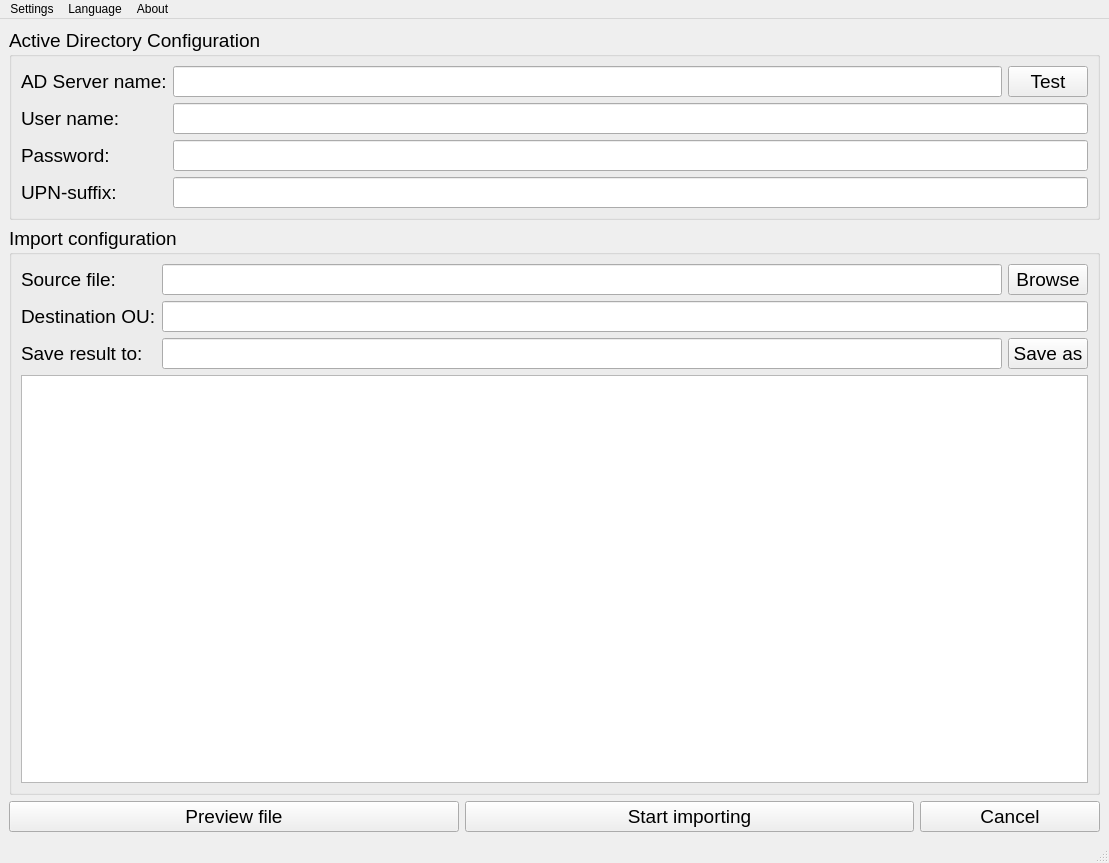
This is mainwindow.ui in Menkar85/AD-importer as Qt 5 draws it before an edit. The edited form follows.
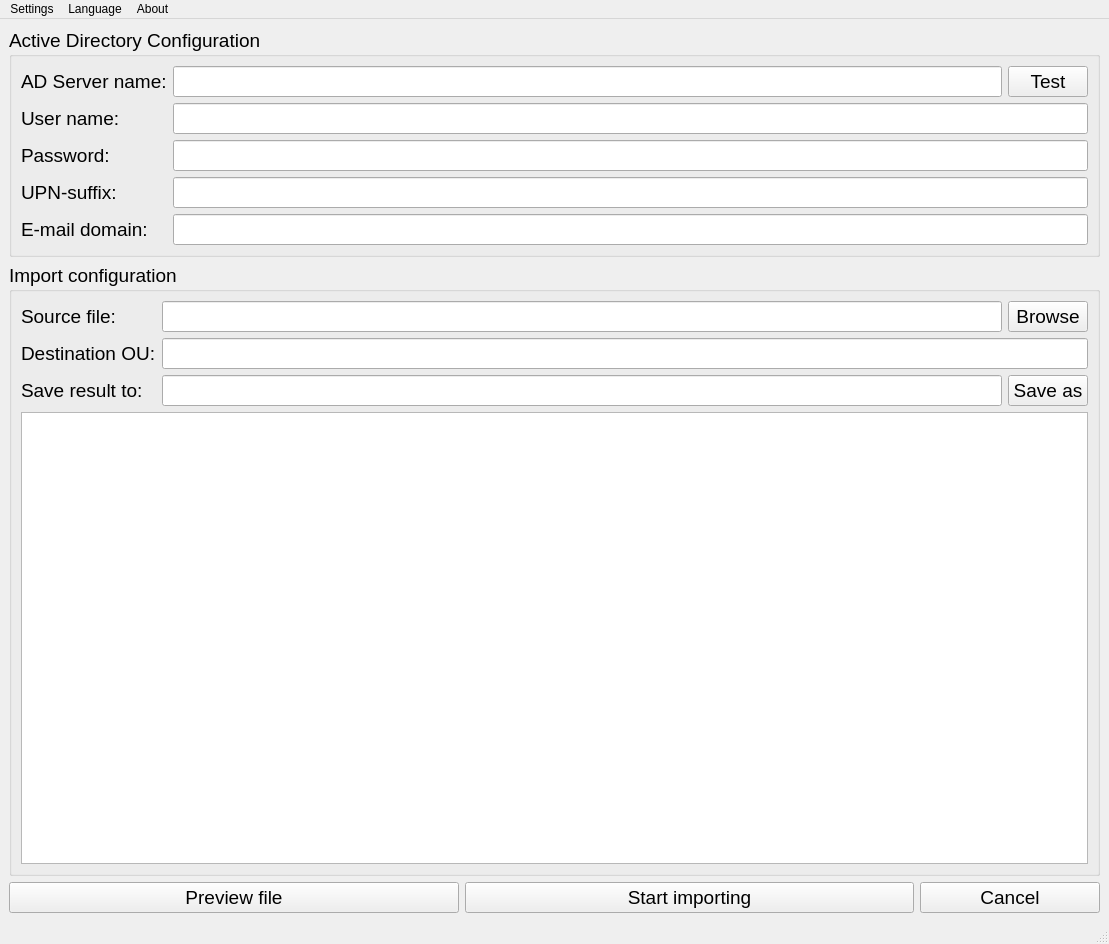
This is the edited form. Icons and pictures are not drawn.

Commit message: added email domain edit

Diff of the .ui file:
```diff
--- a/mainwindow.ui
+++ b/mainwindow.ui
@@ -7,7 +7,7 @@
     <x>0</x>
     <y>0</y>
     <width>1109</width>
-    <height>863</height>
+    <height>944</height>
    </rect>
   </property>
   <property name="font">
@@ -34,8 +34,6 @@
       <property name="title">
        <string>Active Directory Configuration</string>
       </property>
-      <layout class="QVBoxLayout" name="verticalLayout_6">
-       <item>
         <layout class="QHBoxLayout" name="horizontalLayout_2">
          <item>
           <layout class="QVBoxLayout" name="verticalLayout_2">
@@ -87,10 +85,22 @@
              </property>
             </widget>
            </item>
+         <item>
+          <widget class="QLabel" name="label_8">
+           <property name="font">
+            <font>
+             <pointsize>14</pointsize>
+            </font>
+           </property>
+           <property name="text">
+            <string>E-mail domain:</string>
+           </property>
+          </widget>
+         </item>
           </layout>
          </item>
          <item>
-          <layout class="QVBoxLayout" name="verticalLayout_5">
+        <layout class="QVBoxLayout" name="verticalLayout">
            <item>
             <layout class="QHBoxLayout" name="horizontalLayout">
              <item>
@@ -109,8 +119,6 @@
             </layout>
            </item>
            <item>
-            <layout class="QVBoxLayout" name="verticalLayout">
-             <item>
               <widget class="QLineEdit" name="username_line_edit"/>
              </item>
              <item>
@@ -123,9 +131,8 @@
              <item>
               <widget class="QLineEdit" name="upn_suffix_line_edit"/>
              </item>
-            </layout>
-           </item>
-          </layout>
+         <item>
+          <widget class="QLineEdit" name="email_domain_line_edit"/>
          </item>
         </layout>
        </item>
```
Lines whose indentation alone changed are shown as unchanged. The commit also changes 7 other files.
